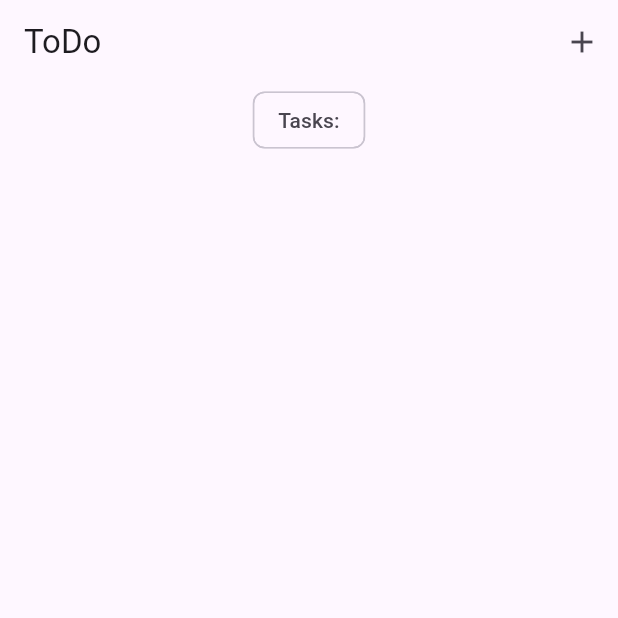
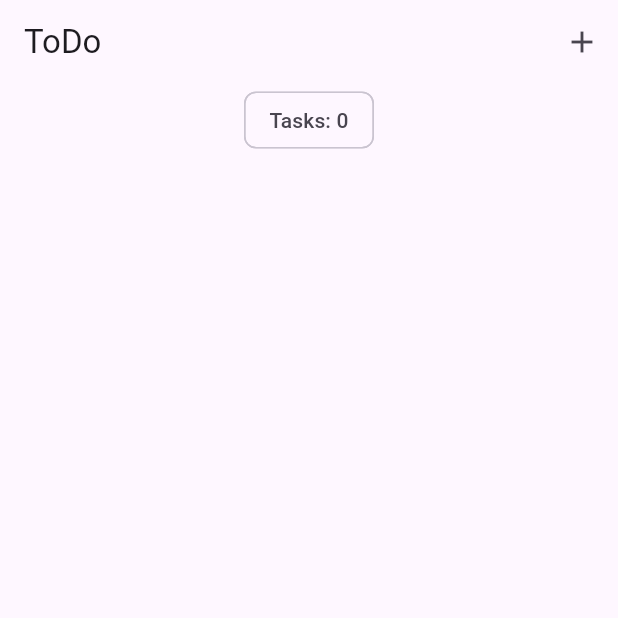
Before and after one commit to VechkanovVV/to_do, a Flutter app: the screen it shows after launch, on a phone screen of 412 x 824 dp, the top half of it. Run offline on Flutter 3.47's test engine with Material 3 defaults, Android fonts, the phone set to English and light mode, and no system bars; our stand-ins replace bloc, equatable, flutter_bloc, hydrated_bloc.

```diff
--- a/lib/main.dart
+++ b/lib/main.dart
@@ -24,11 +24,10 @@ class MyApp extends StatelessWidget {
     return BlocProvider(
       create: (context) => TaskBloc(),
       child: MaterialApp(
-        title: 'ToDo',
         theme: ThemeData(
-          primarySwatch: Colors.blue,
+          primaryColor: Colors.deepOrangeAccent,
         ),
-        home: const TaskScreen(),
+        home:  TaskScreen(),
       ),
     );
   }
--- a/lib/modules/task.dart
+++ b/lib/modules/task.dart
@@ -4,11 +4,15 @@ class Task extends Equatable {
   final String title;
   bool? isDone;
   bool? isDeleted;
+  bool isFavourite;
 
-  Task({required this.title, this.isDone, this.isDeleted}) {
-    isDone = isDone ?? false;
-    isDeleted = isDeleted ?? false;
-  }
+
+  Task({
+    required this.title,
+    this.isDone = false,
+    this.isDeleted = false,
+    this.isFavourite = false,
+  });
 
   Task copyWith({String? title, bool? isDone, bool? isDeleted}) {
     return Task(
--- a/lib/screens/task_screen.dart
+++ b/lib/screens/task_screen.dart
@@ -11,8 +11,12 @@ class TaskScreen extends StatefulWidget {
   @override
   State<StatefulWidget> createState() => _TaskScreenState();
 }
-class _TaskScreenState extends State<TaskScreen>{
+
+class _TaskScreenState extends State<TaskScreen> {
   TextEditingController titleController = TextEditingController();
+
+  // Определите переменную для хранения количества задач
+  late int number;
 
   void _addTask(BuildContext context) {
     showModalBottomSheet(
@@ -32,6 +36,10 @@ class _TaskScreenState extends State<TaskScreen>{
   Widget build(BuildContext context) {
     return BlocBuilder<TaskBloc, TaskState>(builder: (context, state) {
       List<Task> taskList = state.tasks;
+
+      // Обновите переменную number при изменении списка задач
+      number = taskList.length;
+
       return Scaffold(
         appBar: AppBar(
           title: const Text('ToDo'),
@@ -47,10 +55,10 @@ class _TaskScreenState extends State<TaskScreen>{
         body: Column(
           crossAxisAlignment: CrossAxisAlignment.center,
           children: [
-            const Center(
+            Center(
               child: Chip(
                 label: Text(
-                  'Tasks:',
+                  'Tasks: $number',
                 ),
               ),
             ),
@@ -102,9 +110,7 @@ class AddTaskScreen extends StatelessWidget {
             ),
             controller: titleController,
           ),
-          Row(
-              mainAxisAlignment: MainAxisAlignment.spaceBetween,
-              children: [
+          Row(mainAxisAlignment: MainAxisAlignment.spaceBetween, children: [
             TextButton(
               onPressed: () => Navigator.pop(context),
               child: const Text(
@@ -116,7 +122,7 @@ class AddTaskScreen extends StatelessWidget {
                 var task = Task(
                   title: titleController.text,
                 );
-                titleController.text ="";
+                titleController.text = "";
                 context.read<TaskBloc>().add(AddTask(task: task));
                 Navigator.pop(context);
               },
@@ -129,5 +135,4 @@ class AddTaskScreen extends StatelessWidget {
       ),
     );
   }
-
 }
```
Also changed, not shown: lib/widgets/star_check_box.dart (added, +40 -0 lines), lib/widgets/task_list.dart (+23 -9 lines).
